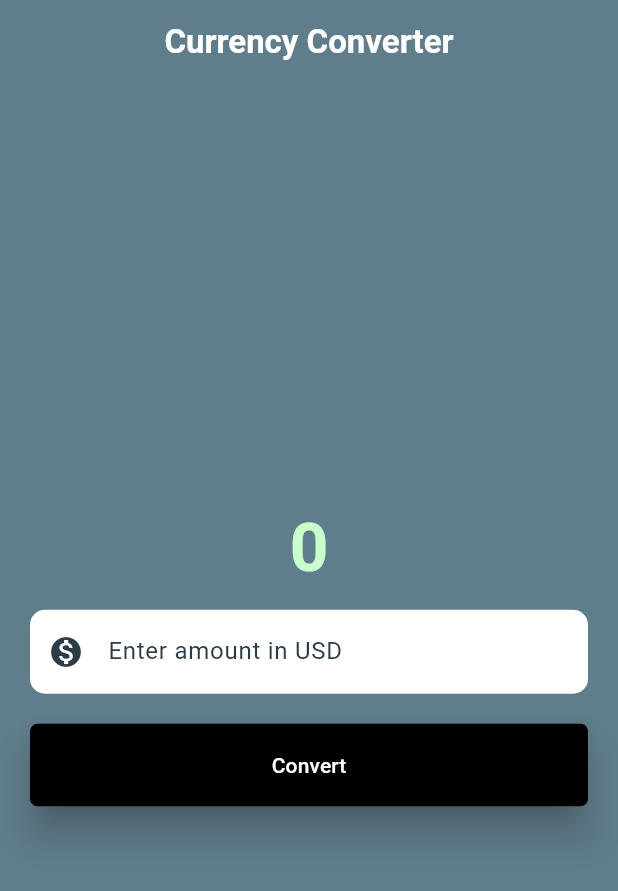
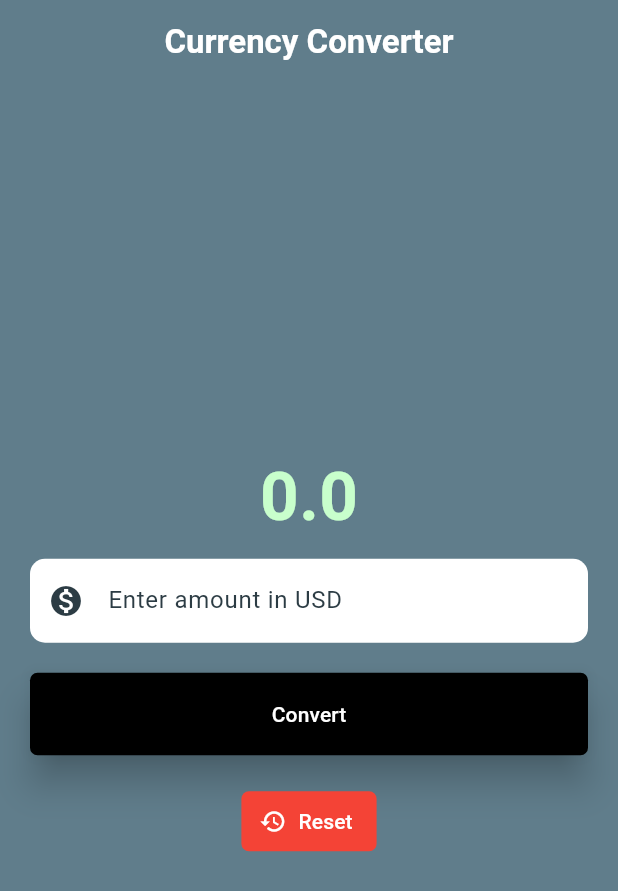
Before and after one commit to psalmistcom/flutter_converter, a Flutter app: the screen it shows after launch, after a tap on "Convert", on a phone screen of 412 x 824 dp. Shown: the top 891 px of the screen. Run offline on Flutter 3.47's test engine with Material 3 defaults, Android fonts, the phone set to English and light mode, and no system bars; our stand-ins replace get.

Commit message:
added reset btn

```diff
--- a/lib/currency_converter_material_page.dart
+++ b/lib/currency_converter_material_page.dart
@@ -8,10 +8,16 @@ class CurrencyConverterMaterialPage extends StatefulWidget {
       _CurrencyConverterMaterialPage();
 }
 
+double result = 0;
+final TextEditingController textEditingController = TextEditingController();
+
 class _CurrencyConverterMaterialPage
     extends State<CurrencyConverterMaterialPage> {
-  double result = 0;
-  final TextEditingController textEditingController = TextEditingController();
+  @override
+  void initState() {
+    super.initState();
+  }
+
   @override
   Widget build(BuildContext context) {
     const customColor = Color(0xFF2C3C44);
@@ -47,9 +53,9 @@ class _CurrencyConverterMaterialPage
           child: Column(
             mainAxisAlignment: MainAxisAlignment.center,
             children: [
-              const Text(
-                '0',
-                style: TextStyle(
+              Text(
+                result.toString(),
+                style: const TextStyle(
                   color: Color.fromARGB(255, 200, 255, 204),
                   // backgroundColor: Color.fromRGBO(20, 0, 0, 1),
                   fontWeight: FontWeight.bold,
@@ -85,7 +91,10 @@ class _CurrencyConverterMaterialPage
                 padding: const EdgeInsets.all(10.0),
                 child: ElevatedButton(
                   onPressed: () {
-                    result = (double.parse(textEditingController.text) * 991);
+                    setState(() {
+                      result =
+                          (double.parse(textEditingController.text) * 1000);
+                    });
                   },
                   style: ElevatedButton.styleFrom(
                     elevation: 10,
@@ -118,7 +127,24 @@ class _CurrencyConverterMaterialPage
                   //   Icons.ads_click,
                   // ),
                 ),
-              )
+              ),
+              Padding(
+                padding: const EdgeInsets.all(10.0),
+                child: TextButton.icon(
+                  onPressed: () {},
+                  style: TextButton.styleFrom(
+                    backgroundColor: Colors.red,
+                    foregroundColor: Colors.white,
+                    shape: RoundedRectangleBorder(
+                      borderRadius: BorderRadius.circular(5),
+                    ),
+                  ),
+                  icon: const Icon(
+                    Icons.restore_sharp,
+                  ),
+                  label: const Text("Reset"),
+                ),
+              ),
             ],
           ),
         ),
```
